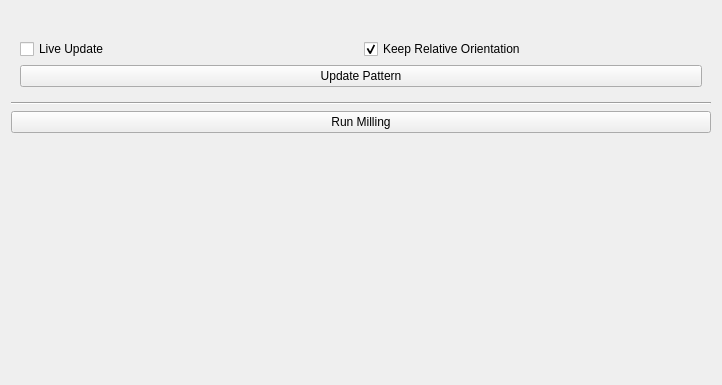
Qt form fibsem/ui/qtdesigner_files/FibsemMillingWidget.ui (DeMarcoLab/fibsem) before a commit; both pictures show x 0 to 722 and y 452 to 837 of the 722 by 837 pixel window.
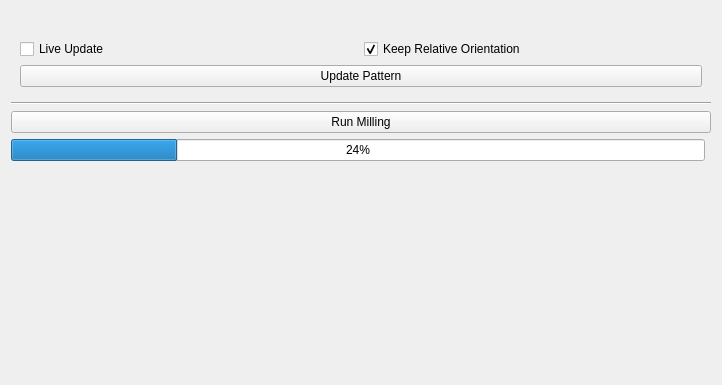
The same form after that commit.

Commit message:
v0.2.4 Improved Milling Feedback (#275)
* basic progress bar

* calculating time

* tescan milling estimate

* thermo time

* comments

* progress bar update

* fiducial area check

* fiducial area check using validate area function

* THREAD FIXS

* added info on progress bar

* fixed bug where last milling pattern stays when removed

* fmt

* changed prorgess bar info to dict

* fix progress bar thread

---------

Patch:
```diff
--- a/fibsem/ui/qtdesigner_files/FibsemMillingWidget.ui
+++ b/fibsem/ui/qtdesigner_files/FibsemMillingWidget.ui
@@ -14,36 +14,6 @@
    <string>Form</string>
   </property>
   <layout class="QGridLayout" name="gridLayout">
-   <item row="27" column="0" colspan="2">
-    <widget class="QLabel" name="label_info">
-     <property name="text">
-      <string/>
-     </property>
-     <property name="wordWrap">
-      <bool>true</bool>
-     </property>
-    </widget>
-   </item>
-   <item row="28" column="0" colspan="2">
-    <spacer name="verticalSpacer">
-     <property name="orientation">
-      <enum>Qt::Vertical</enum>
-     </property>
-     <property name="sizeHint" stdset="0">
-      <size>
-       <width>20</width>
-       <height>40</height>
-      </size>
-     </property>
-    </spacer>
-   </item>
-   <item row="18" column="0" colspan="2">
-    <widget class="Line" name="line">
-     <property name="orientation">
-      <enum>Qt::Horizontal</enum>
-     </property>
-    </widget>
-   </item>
    <item row="26" column="0" colspan="2">
     <widget class="QPushButton" name="pushButton_run_milling">
      <property name="text">
@@ -368,6 +338,43 @@
      </layout>
     </widget>
    </item>
+   <item row="29" column="0" colspan="2">
+    <spacer name="verticalSpacer">
+     <property name="orientation">
+      <enum>Qt::Vertical</enum>
+     </property>
+     <property name="sizeHint" stdset="0">
+      <size>
+       <width>20</width>
+       <height>40</height>
+      </size>
+     </property>
+    </spacer>
+   </item>
+   <item row="28" column="0" colspan="2">
+    <widget class="QLabel" name="label_info">
+     <property name="text">
+      <string/>
+     </property>
+     <property name="wordWrap">
+      <bool>true</bool>
+     </property>
+    </widget>
+   </item>
+   <item row="18" column="0" colspan="2">
+    <widget class="Line" name="line">
+     <property name="orientation">
+      <enum>Qt::Horizontal</enum>
+     </property>
+    </widget>
+   </item>
+   <item row="27" column="0">
+    <widget class="QProgressBar" name="progressBar_milling">
+     <property name="value">
+      <number>24</number>
+     </property>
+    </widget>
+   </item>
   </layout>
  </widget>
  <tabstops>
```
Left out of the diff: 1 changed line with no effect on the pictures. The commit also changes 5 other files.
